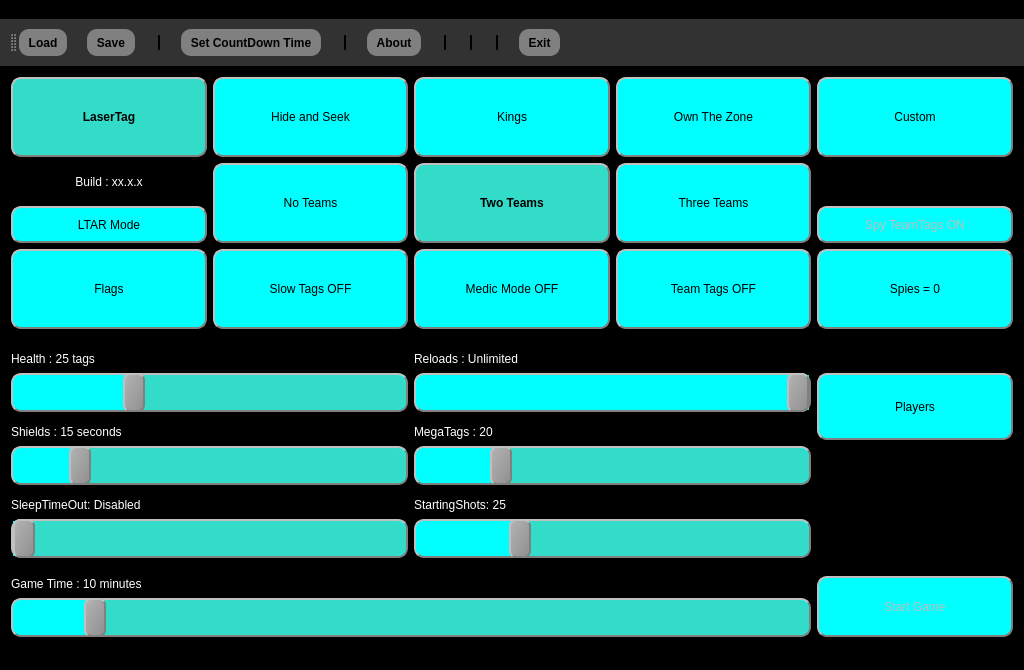
Qt form LttoMainWindow.ui (rmick/Combobulator) before a commit.
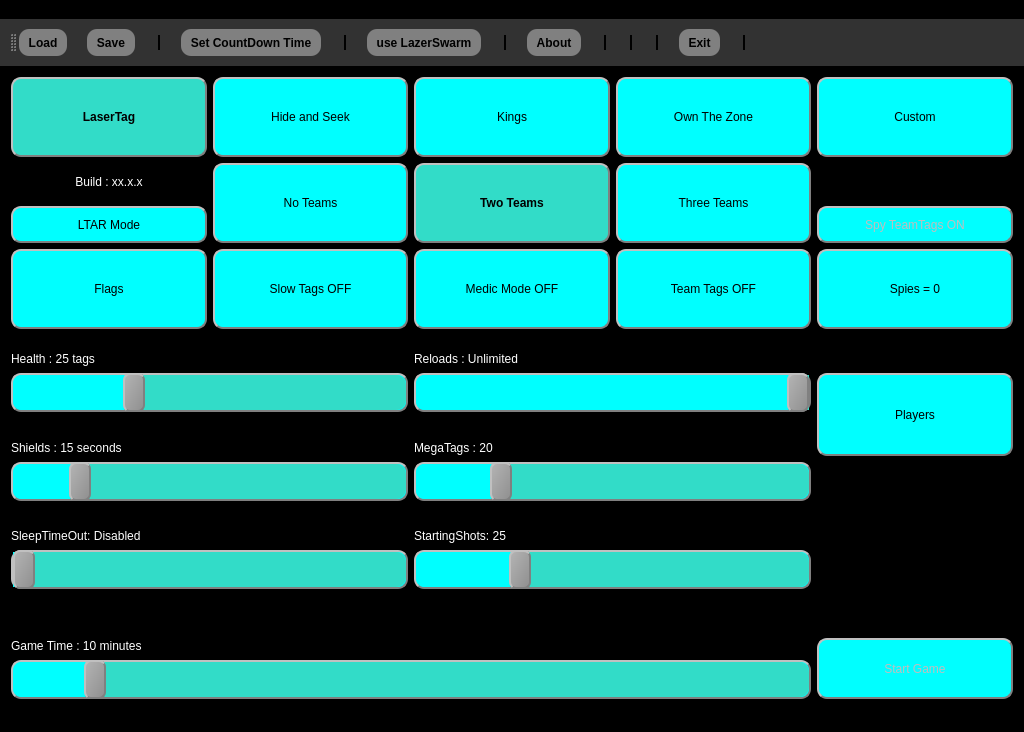
The same form after that commit.

```diff
--- a/LttoMainWindow.ui
+++ b/LttoMainWindow.ui
@@ -7,7 +7,7 @@
     <x>0</x>
     <y>0</y>
     <width>1024</width>
-    <height>600</height>
+    <height>732</height>
    </rect>
   </property>
   <property name="windowTitle">
@@ -222,7 +222,7 @@
       <property name="minimumSize">
        <size>
         <width>0</width>
-        <height>40</height>
+        <height>39</height>
        </size>
       </property>
       <property name="maximumSize">
@@ -297,7 +297,7 @@
       <property name="minimumSize">
        <size>
         <width>0</width>
-        <height>40</height>
+        <height>39</height>
        </size>
       </property>
       <property name="maximumSize">
@@ -648,7 +648,7 @@
       <property name="minimumSize">
        <size>
         <width>0</width>
-        <height>40</height>
+        <height>39</height>
        </size>
       </property>
       <property name="maximumSize">
@@ -927,7 +927,7 @@
       <property name="minimumSize">
        <size>
         <width>0</width>
-        <height>30</height>
+        <height>39</height>
        </size>
       </property>
       <property name="value">
@@ -1469,7 +1469,7 @@
       <property name="minimumSize">
        <size>
         <width>0</width>
-        <height>40</height>
+        <height>39</height>
        </size>
       </property>
       <property name="maximumSize">
@@ -2449,11 +2449,14 @@
    <addaction name="separator"/>
    <addaction name="actionSet_CountDown_Time"/>
    <addaction name="separator"/>
+   <addaction name="actionuse_LazerSwarm"/>
+   <addaction name="separator"/>
    <addaction name="actionAbout"/>
    <addaction name="separator"/>
    <addaction name="separator"/>
    <addaction name="separator"/>
    <addaction name="actionExit"/>
+   <addaction name="separator"/>
   </widget>
   <widget class="QStatusBar" name="statusBar"/>
   <action name="actionSave">
```
Left out of the diff: 4 changed lines with no effect on the pictures.
